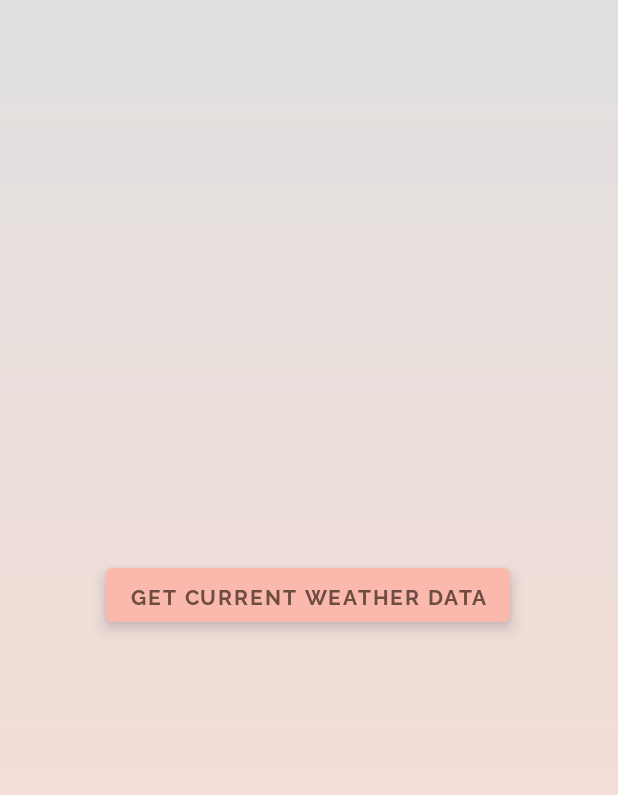
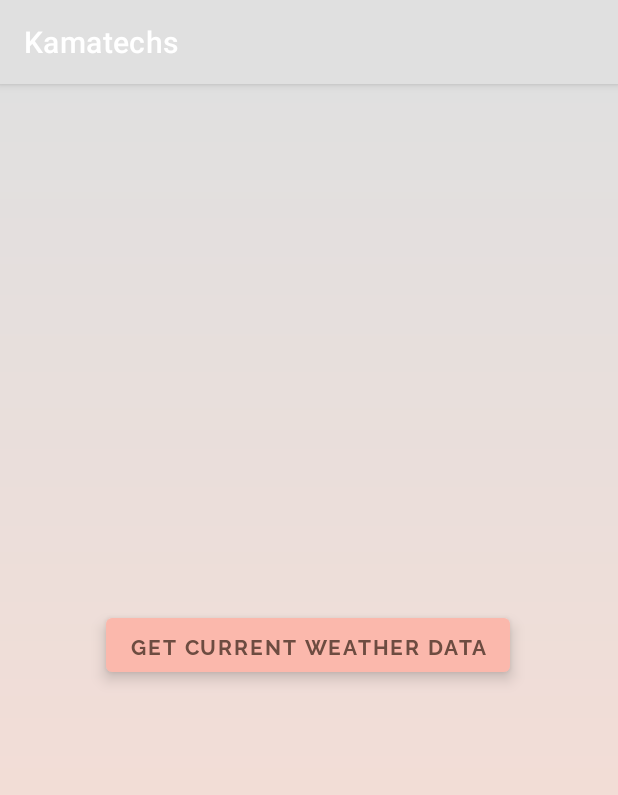
Before and after one commit to chewipie01/Kamatechs, an Android app: the Weather screen opened directly, with no data from a screen before it, on a phone screen of 412 x 824 dp. Shown: the top 795 px of the screen. Run offline under Robolectric (Android 15) with nearby library versions, the phone set to English and light mode, and no system bars.

Commit message:
Action Bar

```diff
--- a/app/src/main/res/values/styles.xml
+++ b/app/src/main/res/values/styles.xml
@@ -1,7 +1,7 @@
 <resources xmlns:android="http://schemas.android.com/tools" xmlns:tools="http://schemas.android.com/apk/res-auto" android:ignore="NamespaceTypo">
 
     <!-- Base application theme. -->
-    <style name="Theme.Kamatechs" parent="Theme.MaterialComponents.Light.NoActionBar">
+    <style name="Theme.Kamatechs" parent="Theme.MaterialComponents.DayNight.DarkActionBar">
         <!-- Customize your theme here. -->
         <item name="colorPrimary">@color/colorPrimary</item>
         <item name="colorPrimaryDark">@color/colorPrimaryDark</item>
```
